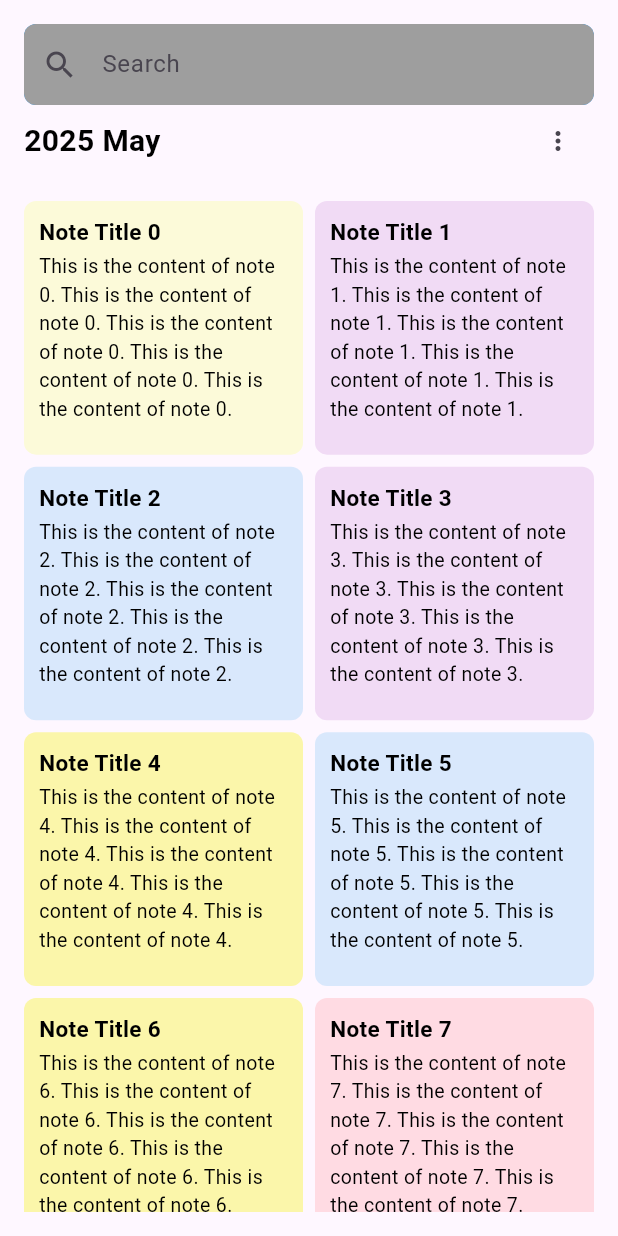
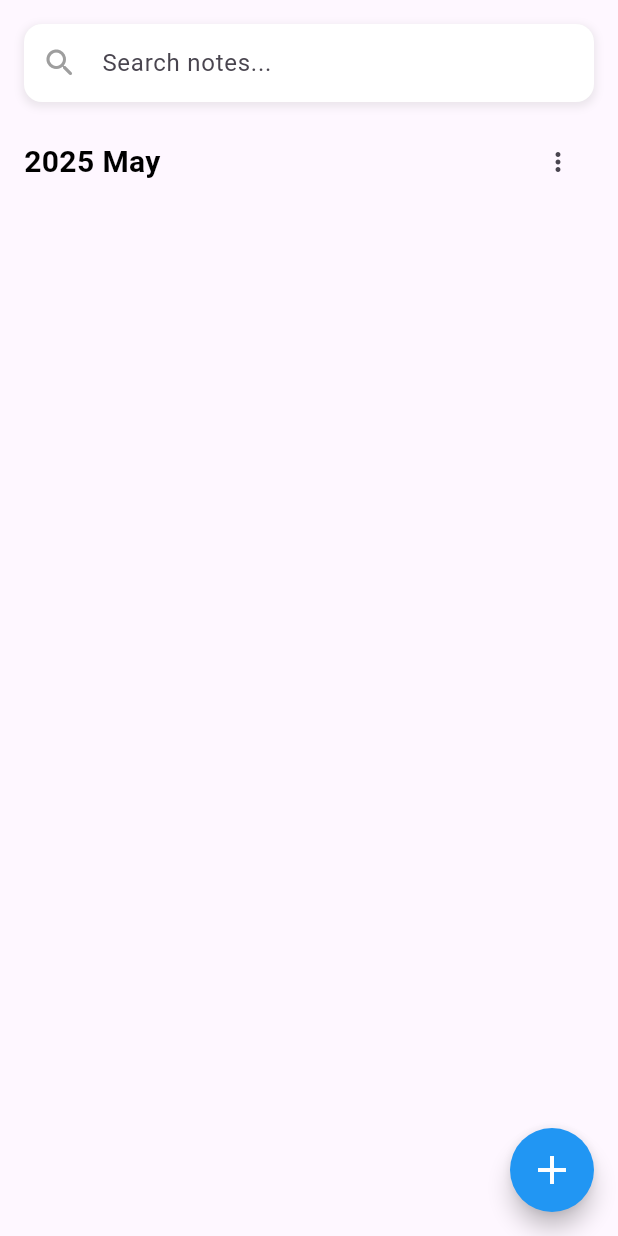
Before and after one commit to oluwaseyi9325/Note-App-Flutter, a Flutter app: the HomeScreen screen opened directly, on a phone screen of 412 x 824 dp. Run offline on Flutter 3.47's test engine with Material 3 defaults, Android fonts, the phone set to English and light mode, and no system bars; our stand-ins replace pdf, printing, shared_preferences; accounts and stored records are empty.

Commit message:
feat: complete the note app

```diff
--- a/lib/main.dart
+++ b/lib/main.dart
@@ -14,7 +14,7 @@ class MyApp extends StatelessWidget {
   Widget build(BuildContext context) {
     return MaterialApp(
       debugShowCheckedModeBanner: false,
-      home: NoteEditorScreen(),
+      home: HomeScreen(),
     );
   }
 }
--- a/lib/screens/home_screen.dart
+++ b/lib/screens/home_screen.dart
@@ -1,5 +1,12 @@
+import 'dart:convert';
+
 import 'package:flutter/material.dart';
+import 'package:note_app/screens/note_editor_screen.dart';
+import 'package:note_app/screens/note_view_screen.dart';
+import 'package:note_app/widget/home_header.dart';
 import 'dart:math';
+
+import 'package:shared_preferences/shared_preferences.dart';
 
 class HomeScreen extends StatefulWidget {
   const HomeScreen({super.key});
@@ -10,6 +17,22 @@ class HomeScreen extends StatefulWidget {
 
 class _HomeScreenState extends State<HomeScreen> {
   final _random = Random();
+
+  List<Map<String, dynamic>> notes = [];
+
+  Future<void> fetchNotes() async {
+    SharedPreferences prefs = await SharedPreferences.getInstance();
+    List<String> savedNotes = prefs.getStringList("notes") ?? [];
+
+    List<Map<String, dynamic>> loadedNotes =
+        savedNotes.map((noteJson) {
+          return jsonDecode(noteJson) as Map<String, dynamic>;
+        }).toList();
+
+    setState(() {
+      notes = loadedNotes;
+    });
+  }
 
   final List<Color> _cardColors = [
     Color(0xFFCDDCFD),
@@ -22,57 +45,55 @@ class _HomeScreenState extends State<HomeScreen> {
     Color(0xFFFFDBE3),
   ];
   @override
+  void initState() {
+    super.initState();
+    fetchNotes();
+  }
+
   Widget build(BuildContext context) {
     return Scaffold(
       body: SafeArea(
         child: Padding(
-          padding: const EdgeInsets.all(16.0),
+          padding: const EdgeInsets.fromLTRB(16.0, 16.0, 16.0, 0),
           child: Column(
             crossAxisAlignment: CrossAxisAlignment.start,
             children: [
               Container(
+                margin: const EdgeInsets.only(bottom: 16.0),
                 decoration: BoxDecoration(
-                  color: Colors.blue,
-                  borderRadius: BorderRadius.circular(8.0),
-                ),
-                child: TextField(
-                  decoration: InputDecoration(
-                    hintText: 'Search',
-                    prefixIcon: const Icon(Icons.search),
-                    border: InputBorder.none,
-                    contentPadding: const EdgeInsets.symmetric(vertical: 15.0,horizontal: 10.0),
-                    filled: true,
-                    fillColor: Colors.grey,
-                    focusedBorder: OutlineInputBorder(
-                      borderRadius: BorderRadius.circular(10.0),
-                      borderSide: BorderSide(color: Colors.white, width: 2.0),
-                    ),
-                    enabledBorder: OutlineInputBorder(
-                      borderRadius: BorderRadius.circular(8.0),
-                      borderSide: BorderSide(color: Colors.transparent),
-                    ),
-                  ),
-                ),
-              ),
-              Row(
-                mainAxisAlignment: MainAxisAlignment.spaceBetween,
-                children: [
-                  const Text(
-                    '2025 May',
-                    style: TextStyle(
-                      fontSize: 20,
-                      fontWeight: FontWeight.bold,
-                      color: Colors.black,
-                    ),
-                  ),
-                  IconButton(
-                    icon: const Icon(Icons.more_vert, size: 20),
-                    onPressed: () {
-                      // Handle add note action
-                    },
+                  color: Colors.grey.shade200,
+                  borderRadius: BorderRadius.circular(12.0),
+                  boxShadow: [
+                    BoxShadow(
+                      color: Colors.grey.withOpacity(0.2),
+                      spreadRadius: 1,
+                      blurRadius: 4,
+                      offset: Offset(0, 2),
                     ),
                   ],
                 ),
+                child: TextField(
+                  // controller: _searchController,
+                  decoration: InputDecoration(
+                    hintText: 'Search notes...',
+                    prefixIcon: const Icon(
+                      Icons.search_rounded,
+                      color: Colors.grey,
+                    ),
+                    contentPadding: const EdgeInsets.symmetric(vertical: 14.0),
+                    border: OutlineInputBorder(
+                      borderRadius: BorderRadius.circular(12.0),
+                      borderSide: BorderSide.none,
+                    ),
+                    filled: true,
+                    fillColor: Colors.white,
+                  ),
+                  onChanged: (value) {
+                    // You can add filtering logic here
+                  },
+                ),
+              ),
+              HomeHeader(),
               SizedBox(height: 16.0),
               Expanded(
                 child: GridView.builder(
@@ -82,11 +103,21 @@ class _HomeScreenState extends State<HomeScreen> {
                     crossAxisSpacing: 8.0,
                     mainAxisSpacing: 8.0,
                   ),
-                  itemCount: 20,
+                  itemCount: notes.length,
                   itemBuilder: (context, index) {
                     final Color randomColor =
                         _cardColors[_random.nextInt(_cardColors.length)];
-                    return Container(
+                    final myNote = notes[index];
+                    return GestureDetector(
+                      onTap: () {
+                        Navigator.push(
+                          context,
+                          MaterialPageRoute(
+                            builder: (context) => NoteViewScreen(note: myNote),
+                          ),
+                        );
+                      },
+                      child: Container(
                         // margin: const EdgeInsets.all(8.0),
                         padding: const EdgeInsets.all(10.0),
                         // height: 100,
@@ -98,7 +129,7 @@ class _HomeScreenState extends State<HomeScreen> {
                           crossAxisAlignment: CrossAxisAlignment.start,
                           children: [
                             Text(
-                            'Note Title $index',
+                              myNote['title']??"",
                               style: const TextStyle(
                                 fontSize: 15,
                                 fontWeight: FontWeight.bold,
@@ -107,13 +138,14 @@ class _HomeScreenState extends State<HomeScreen> {
                             ),
                             const SizedBox(height: 3.0),
                             Text(
-                            'This is the content of note $index. This is the content of note $index. This is the content of note $index. This is the content of note $index. This is the content of note $index.',
+                              myNote['body'],
                               style: const TextStyle(
                                 fontSize: 13,
                                 color: Colors.black,
                               ),
                             ),
                           ],
+                        ),
                       ),
                     );
                   },
@@ -123,6 +155,17 @@ class _HomeScreenState extends State<HomeScreen> {
           ),
         ),
       ),
+      floatingActionButton: FloatingActionButton(
+        onPressed: () {
+          Navigator.push(
+            context,
+            MaterialPageRoute(builder: (context) => NoteEditorScreen()),
+          );
+        },
+        backgroundColor: Colors.blue,
+        shape: RoundedRectangleBorder(borderRadius: BorderRadius.circular(40)),
+        child: const Icon(Icons.add, size: 32, color: Colors.white),
+      ),
     );
   }
 }
--- /dev/null
+++ b/lib/widget/home_header.dart
@@ -0,0 +1,33 @@
+import 'package:flutter/material.dart';
+
+class HomeHeader extends StatefulWidget {
+  const HomeHeader({super.key});
+
+  @override
+  State<HomeHeader> createState() => _HomeHeaderState();
+}
+
+class _HomeHeaderState extends State<HomeHeader> {
+  @override
+  Widget build(BuildContext context) {
+    return Row(
+      mainAxisAlignment: MainAxisAlignment.spaceBetween,
+      children: [
+        const Text(
+          '2025 May',
+          style: TextStyle(
+            fontSize: 20,
+            fontWeight: FontWeight.bold,
+            color: Colors.black,
+          ),
+        ),
+        IconButton(
+          icon: const Icon(Icons.more_vert, size: 20),
+          onPressed: () {
+            // Handle add note action
+          },
+        ),
+      ],
+    );
+  }
+}
--- a/pubspec.yaml
+++ b/pubspec.yaml
@@ -37,6 +37,8 @@ dependencies:
   cupertino_icons: ^1.0.8
   shared_preferences: ^2.5.3
   intl: ^0.20.2
+  pdf: ^3.10.3
+  printing: ^5.10.2
 
 dev_dependencies:
   flutter_test:
```
Also changed, not shown: lib/screens/note_editor_screen.dart (+8 -22 lines), lib/screens/note_view_screen.dart (+17 -37 lines), lib/widget/custom_header.dart (added, +219 -0 lines), pubspec.lock, 6 other files. Lines whose indentation alone changed are shown as unchanged.
